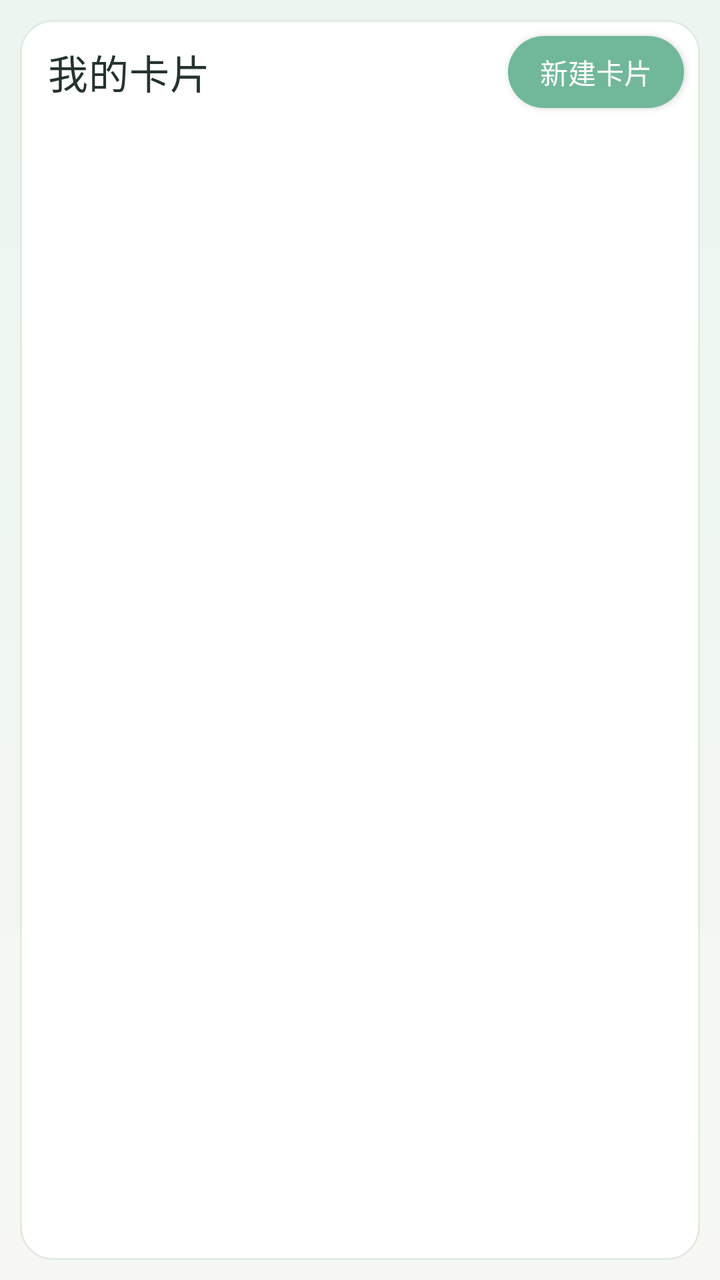
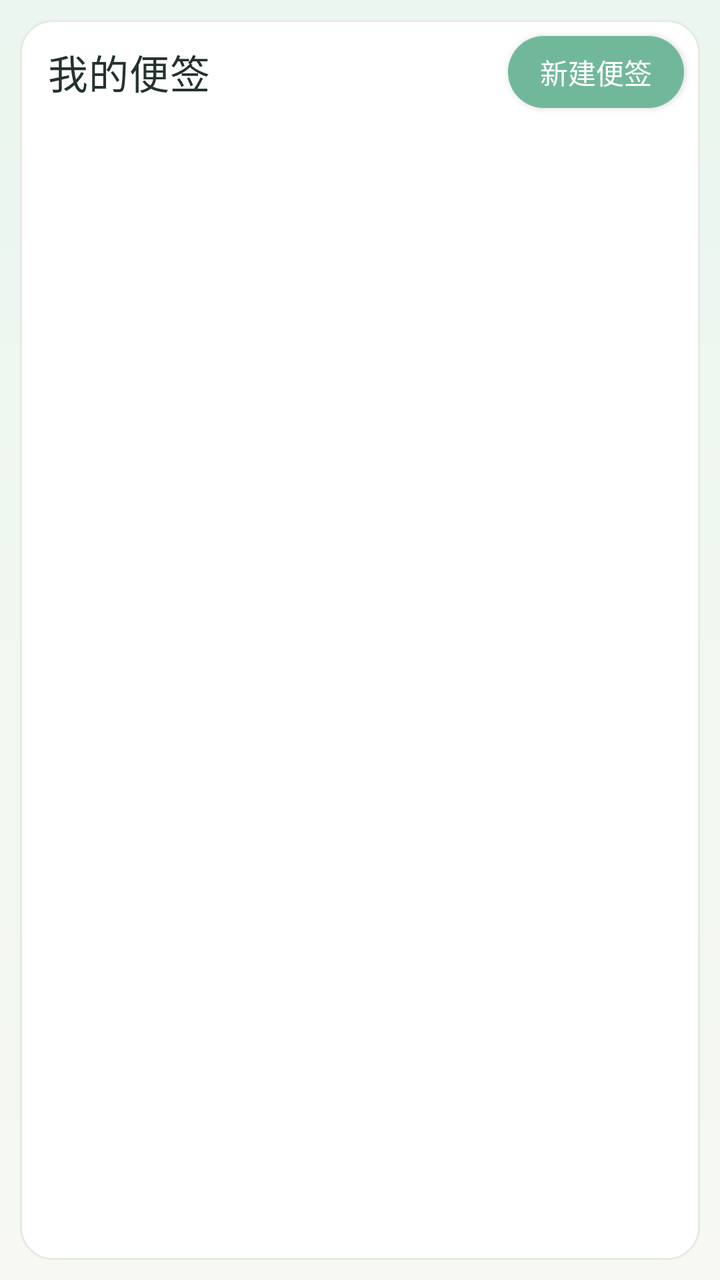

Compare the two renders of this Android layout. The source of the first and the diff that turns it into the second are given below.
<!-- AndroidManifest.xml: application theme Theme.RainNote -->
<!-- res/layout/fragment_transform.xml -->
<?xml version="1.0" encoding="utf-8"?>
<LinearLayout xmlns:android="http://schemas.android.com/apk/res/android"
    xmlns:tools="http://schemas.android.com/tools"
    android:layout_width="match_parent"
    android:layout_height="match_parent"
    android:background="@drawable/bg_rainnote_root"
    android:orientation="vertical"
    android:padding="10dp"
    tools:context=".ui.transform.TransformFragment">

    <LinearLayout
        android:id="@+id/note_list_panel"
        android:layout_width="match_parent"
        android:layout_height="match_parent"
        android:background="@drawable/bg_card"
        android:orientation="vertical">

        <LinearLayout
            android:layout_width="match_parent"
            android:layout_height="wrap_content"
            android:gravity="center_vertical"
            android:orientation="horizontal">

            <TextView
                android:layout_width="0dp"
                android:layout_height="wrap_content"
                android:layout_weight="1"
                android:paddingStart="14dp"
                android:text="我的卡片"
                android:textColor="@color/rn_text"
                android:textAppearance="?attr/textAppearanceHeadline6" />

            <Button
                android:id="@+id/button_add_note"
                android:layout_width="wrap_content"
                android:layout_height="wrap_content"
                android:layout_margin="8dp"
                android:background="@drawable/bg_button_primary"
                android:minHeight="36dp"
                android:paddingStart="14dp"
                android:paddingEnd="14dp"
                android:text="新建卡片"
                android:textAllCaps="false"
                android:textColor="@color/white" />
        </LinearLayout>

        <androidx.recyclerview.widget.RecyclerView
            android:id="@+id/recyclerview_transform"
            android:layout_width="match_parent"
            android:layout_height="0dp"
            android:layout_marginStart="8dp"
            android:layout_marginEnd="8dp"
            android:layout_marginBottom="8dp"
            android:layout_weight="1"
            android:overScrollMode="never" />
    </LinearLayout>

    <LinearLayout
        android:id="@+id/editor_panel"
        android:layout_width="match_parent"
        android:layout_height="match_parent"
        android:background="@drawable/bg_card"
        android:orientation="vertical"
        android:padding="10dp"
        android:visibility="gone">

        <Button
            android:id="@+id/button_back_to_list"
            android:layout_width="wrap_content"
            android:layout_height="wrap_content"
            android:background="@drawable/bg_button_soft"
            android:minHeight="34dp"
            android:paddingStart="12dp"
            android:paddingEnd="12dp"
            android:text="返回卡片列表"
            android:textAllCaps="false"
            android:textColor="@color/rn_primary_dark" />

        <EditText
            android:id="@+id/edit_note_title"
            android:layout_width="match_parent"
            android:layout_height="wrap_content"
            android:hint="卡片标题"
            android:inputType="textCapSentences"
            android:singleLine="true"
            android:textColor="@color/rn_text"
            android:textColorHint="@color/rn_text_muted"
            android:textSize="20sp" />

        <androidx.recyclerview.widget.RecyclerView
            android:id="@+id/recyclerview_blocks"
            android:layout_width="match_parent"
            android:layout_height="0dp"
            android:layout_weight="1"
            android:clipToPadding="false"
            android:paddingTop="8dp"
            android:paddingBottom="8dp" />

        <Button
            android:id="@+id/button_add_block"
            android:layout_width="match_parent"
            android:layout_height="wrap_content"
            android:background="@drawable/bg_button_primary"
            android:minHeight="38dp"
            android:text="添加一行"
            android:textAllCaps="false"
            android:textColor="@color/white" />

        <Button
            android:id="@+id/button_delete_note"
            android:layout_width="match_parent"
            android:layout_height="wrap_content"
            android:layout_marginTop="8dp"
            android:background="@drawable/bg_button_danger"
            android:minHeight="38dp"
            android:text="删除当前卡片"
            android:textAllCaps="false"
            android:textColor="@color/rn_danger" />
    </LinearLayout>
</LinearLayout>
<!-- resources referenced by this layout -->
<resources>
  <color name="rn_danger">#FFD87B7B</color>
  <color name="rn_primary_dark">#FF3D8E75</color>
  <color name="rn_text">#FF25332E</color>
  <color name="rn_text_muted">#FF7B8A84</color>
  <color name="white">#FFFFFFFF</color>
  <!-- drawable bg_button_danger (drawable) -->
  <?xml version="1.0" encoding="utf-8"?>
  <shape xmlns:android="http://schemas.android.com/apk/res/android">
      <solid android:color="#FFFFF7F7" />
      <corners android:radius="999dp" />
      <stroke
          android:width="1dp"
          android:color="@color/rn_danger" />
  </shape>
  <!-- drawable bg_button_primary (drawable) -->
  <?xml version="1.0" encoding="utf-8"?>
  <shape xmlns:android="http://schemas.android.com/apk/res/android">
      <solid android:color="@color/rn_primary" />
      <corners android:radius="999dp" />
  </shape>
  <!-- drawable bg_button_soft (drawable) -->
  <?xml version="1.0" encoding="utf-8"?>
  <shape xmlns:android="http://schemas.android.com/apk/res/android">
      <solid android:color="@color/rn_surface_soft" />
      <corners android:radius="999dp" />
      <stroke
          android:width="1dp"
          android:color="@color/rn_line" />
  </shape>
  <!-- drawable bg_card (drawable) -->
  <?xml version="1.0" encoding="utf-8"?>
  <shape xmlns:android="http://schemas.android.com/apk/res/android">
      <solid android:color="@color/rn_surface" />
      <corners android:radius="16dp" />
      <stroke
          android:width="1dp"
          android:color="@color/rn_line" />
  </shape>
  <!-- drawable bg_rainnote_root (drawable) -->
  <?xml version="1.0" encoding="utf-8"?>
  <shape xmlns:android="http://schemas.android.com/apk/res/android">
      <gradient
          android:angle="270"
          android:endColor="#FFF7F8F3"
          android:startColor="#FFEAF6EF" />
  </shape>
  <style name="Theme.RainNote" parent="Theme.MaterialComponents.DayNight.DarkActionBar">
          
          <item name="colorPrimary">@color/rn_primary</item>
          <item name="colorPrimaryVariant">@color/rn_primary_dark</item>
          <item name="colorOnPrimary">@color/white</item>
          
          <item name="colorSecondary">@color/rn_primary</item>
          <item name="colorSecondaryVariant">@color/rn_primary_dark</item>
          <item name="colorOnSecondary">@color/white</item>
          
          <item name="android:statusBarColor">@color/rn_bg</item>
          <item name="android:navigationBarColor">@color/rn_bg</item>
          <item name="android:windowLightStatusBar" tools:targetApi="m">true</item>
          
      </style>
  <color name="rn_primary">#FF71B89A</color>
  <color name="rn_surface_soft">#FFF0F7EF</color>
  <color name="rn_line">#FFE2EBE4</color>
  <color name="rn_surface">#FFFFFFFF</color>
  <color name="rn_bg">#FFF7F8F3</color>
</resources>

<!-- the commit's change to res/layout/fragment_transform.xml (unified diff, before → after) -->
@@ -26,7 +26,7 @@
                 android:layout_height="wrap_content"
                 android:layout_weight="1"
                 android:paddingStart="14dp"
-                android:text="我的卡片"
+                android:text="我的便签"
                 android:textColor="@color/rn_text"
                 android:textAppearance="?attr/textAppearanceHeadline6" />
 
@@ -39,7 +39,7 @@
                 android:minHeight="36dp"
                 android:paddingStart="14dp"
                 android:paddingEnd="14dp"
-                android:text="新建卡片"
+                android:text="新建便签"
                 android:textAllCaps="false"
                 android:textColor="@color/white" />
         </LinearLayout>
@@ -72,7 +72,7 @@
             android:minHeight="34dp"
             android:paddingStart="12dp"
             android:paddingEnd="12dp"
-            android:text="返回卡片列表"
+            android:text="返回便签列表"
             android:textAllCaps="false"
             android:textColor="@color/rn_primary_dark" />
 
@@ -80,7 +80,7 @@
             android:id="@+id/edit_note_title"
             android:layout_width="match_parent"
             android:layout_height="wrap_content"
-            android:hint="卡片标题"
+            android:hint="便签标题"
             android:inputType="textCapSentences"
             android:singleLine="true"
             android:textColor="@color/rn_text"
@@ -102,7 +102,7 @@
             android:layout_height="wrap_content"
             android:background="@drawable/bg_button_primary"
             android:minHeight="38dp"
-            android:text="添加一行"
+            android:text="添加卡片"
             android:textAllCaps="false"
             android:textColor="@color/white" />
 
@@ -113,7 +113,7 @@
             android:layout_marginTop="8dp"
             android:background="@drawable/bg_button_danger"
             android:minHeight="38dp"
-            android:text="删除当前卡片"
+            android:text="删除当前便签"
             android:textAllCaps="false"
             android:textColor="@color/rn_danger" />
     </LinearLayout>
